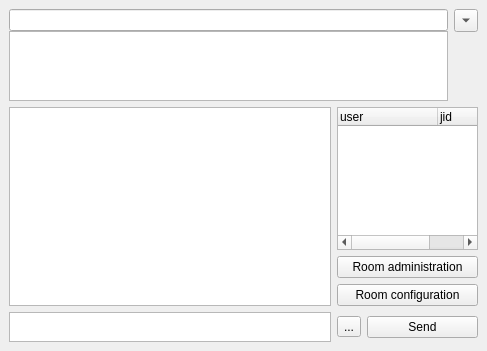
The window that groupchatwidget.ui (xmpp-graveyard/jabbim) describes before a commit, drawn with Qt 5.
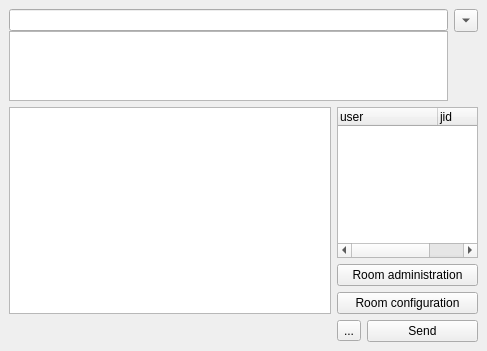
The same window after the commit. Icons and pictures are not drawn.

What changed in the file:
```diff
--- a/groupchatwidget.ui
+++ b/groupchatwidget.ui
@@ -22,16 +22,6 @@
    <property name="spacing" >
     <number>6</number>
    </property>
-   <item row="3" column="0" >
-    <widget class="QTextEdit" name="line" >
-     <property name="maximumSize" >
-      <size>
-       <width>16777215</width>
-       <height>30</height>
-      </size>
-     </property>
-    </widget>
-   </item>
    <item row="3" column="1" >
     <widget class="QToolButton" name="smileys" >
      <property name="text" >
@@ -164,6 +154,9 @@
      </property>
     </widget>
    </item>
+   <item row="3" column="0" >
+    <widget class="QWidget" native="1" name="lineWidget" />
+   </item>
   </layout>
  </widget>
  <resources/>
```
